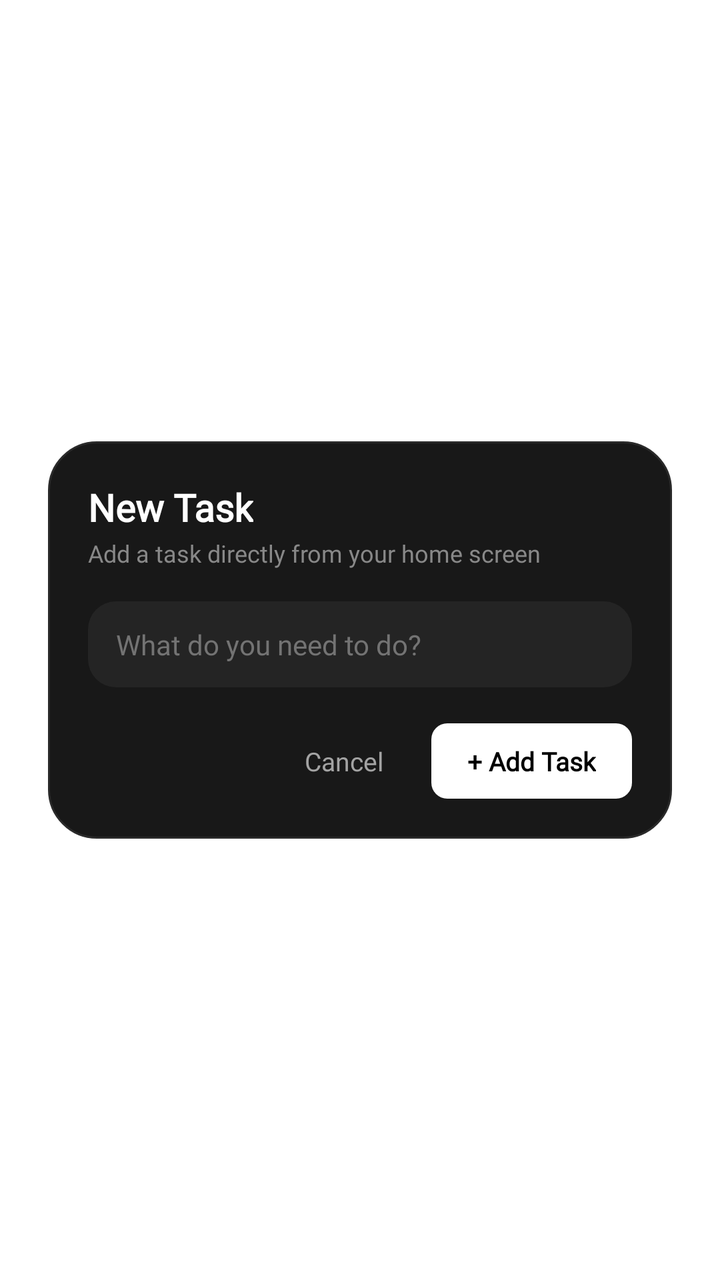
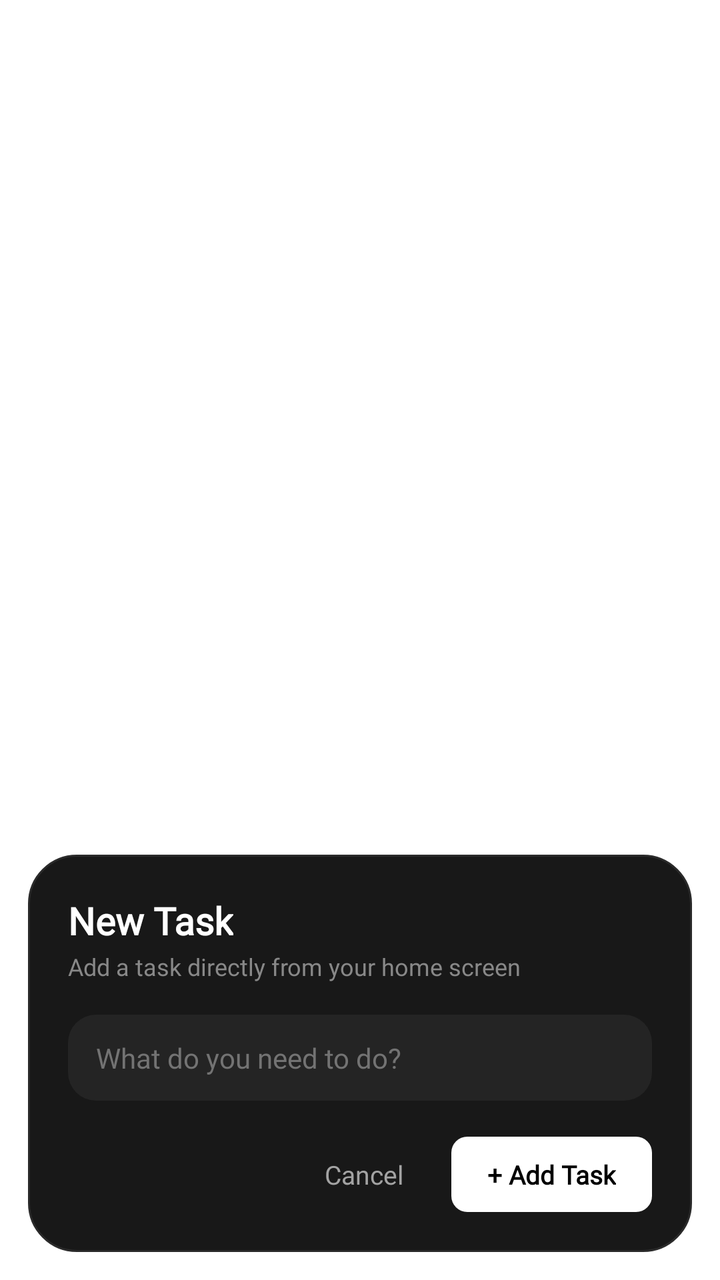

An Android layout rendered at two revisions. The XML below is the earlier revision; the diff shows what the commit changed to produce the second picture.
<!-- AndroidManifest.xml: activity theme Theme.QuickAddDialog -->
<!-- res/layout/activity_quick_add.xml -->
<?xml version="1.0" encoding="utf-8"?>
<FrameLayout xmlns:android="http://schemas.android.com/apk/res/android"
    android:layout_width="match_parent"
    android:layout_height="match_parent"
    android:padding="24dp">

    <LinearLayout
        android:layout_width="match_parent"
        android:layout_height="wrap_content"
        android:layout_gravity="center"
        android:background="@drawable/quick_add_card_bg"
        android:orientation="vertical"
        android:padding="20dp">

        <TextView
            android:layout_width="wrap_content"
            android:layout_height="wrap_content"
            android:fontFamily="@font/sniglet"
            android:text="New Task"
            android:textColor="#FFFFFF"
            android:textSize="19sp"
            android:textStyle="bold" />

        <TextView
            android:layout_width="wrap_content"
            android:layout_height="wrap_content"
            android:layout_marginTop="2dp"
            android:fontFamily="@font/sniglet"
            android:text="Add a task directly from your home screen"
            android:textColor="#888888"
            android:textSize="12sp" />

        <EditText
            android:id="@+id/quick_add_input"
            android:layout_width="match_parent"
            android:layout_height="wrap_content"
            android:layout_marginTop="16dp"
            android:background="@drawable/quick_add_input_bg"
            android:fontFamily="@font/sniglet"
            android:hint="What do you need to do?"
            android:textColorHint="#737373"
            android:imeOptions="actionDone"
            android:inputType="textCapSentences"
            android:maxLines="3"
            android:paddingStart="14dp"
            android:paddingTop="12dp"
            android:paddingEnd="14dp"
            android:paddingBottom="12dp"
            android:textColor="#FFFFFF"
            android:textSize="14sp" />

        <LinearLayout
            android:layout_width="match_parent"
            android:layout_height="wrap_content"
            android:layout_marginTop="18dp"
            android:gravity="end|center_vertical"
            android:orientation="horizontal">

            <TextView
                android:id="@+id/quick_add_btn_cancel"
                android:layout_width="wrap_content"
                android:layout_height="wrap_content"
                android:fontFamily="@font/sniglet"
                android:paddingStart="16dp"
                android:paddingTop="10dp"
                android:paddingEnd="16dp"
                android:paddingBottom="10dp"
                android:text="Cancel"
                android:textColor="#A3A3A3"
                android:textSize="13sp" />

            <TextView
                android:id="@+id/quick_add_btn_submit"
                android:layout_width="wrap_content"
                android:layout_height="wrap_content"
                android:layout_marginStart="8dp"
                android:background="@drawable/widget_button_bg"
                android:fontFamily="@font/sniglet"
                android:paddingStart="18dp"
                android:paddingTop="10dp"
                android:paddingEnd="18dp"
                android:paddingBottom="10dp"
                android:text="+ Add Task"
                android:textColor="#000000"
                android:textSize="13sp"
                android:textStyle="bold" />
        </LinearLayout>

    </LinearLayout>

</FrameLayout>
<!-- resources referenced by this layout -->
<resources>
  <!-- drawable quick_add_card_bg (drawable) -->
  <?xml version="1.0" encoding="utf-8"?>
  <shape xmlns:android="http://schemas.android.com/apk/res/android">
      <solid android:color="#181818" />
      <corners android:radius="24dp" />
      <stroke android:width="1dp" android:color="#2A2A2A" />
  </shape>
  <!-- drawable quick_add_input_bg (drawable) -->
  <?xml version="1.0" encoding="utf-8"?>
  <shape xmlns:android="http://schemas.android.com/apk/res/android">
      <solid android:color="#242424" />
      <corners android:radius="14dp" />
  </shape>
  <!-- drawable widget_button_bg (drawable) -->
  <?xml version="1.0" encoding="utf-8"?>
  <shape xmlns:android="http://schemas.android.com/apk/res/android">
      <solid android:color="#FFFFFF" />
      <corners android:radius="8dp" />
  </shape>
  <style name="Theme.QuickAddDialog" parent="@android:style/Theme.DeviceDefault.Dialog">
          <item name="android:windowBackground">@android:color/transparent</item>
          <item name="android:windowNoTitle">true</item>
          <item name="android:windowIsFloating">true</item>
          <item name="android:windowIsTranslucent">true</item>
          <item name="android:backgroundDimEnabled">true</item>
          <item name="android:backgroundDimAmount">0.55</item>
      </style>
</resources>

<!-- the commit's change to res/layout/activity_quick_add.xml (unified diff, before → after) -->
@@ -1,18 +1,26 @@
 <?xml version="1.0" encoding="utf-8"?>
 <FrameLayout xmlns:android="http://schemas.android.com/apk/res/android"
+    android:id="@+id/quick_add_root"
     android:layout_width="match_parent"
     android:layout_height="match_parent"
-    android:padding="24dp">
+    android:fitsSystemWindows="true">
 
     <LinearLayout
+        android:id="@+id/quick_add_card"
         android:layout_width="match_parent"
         android:layout_height="wrap_content"
-        android:layout_gravity="center"
+        android:layout_gravity="bottom"
+        android:layout_marginStart="14dp"
+        android:layout_marginEnd="14dp"
+        android:layout_marginBottom="14dp"
         android:background="@drawable/quick_add_card_bg"
+        android:clickable="true"
+        android:focusable="true"
         android:orientation="vertical"
         android:padding="20dp">
 
         <TextView
+            android:id="@+id/quick_add_title"
             android:layout_width="wrap_content"
             android:layout_height="wrap_content"
             android:fontFamily="@font/sniglet"
@@ -22,6 +30,7 @@
             android:textStyle="bold" />
 
         <TextView
+            android:id="@+id/quick_add_subtitle"
             android:layout_width="wrap_content"
             android:layout_height="wrap_content"
             android:layout_marginTop="2dp"
@@ -47,6 +56,7 @@
             android:paddingEnd="14dp"
             android:paddingBottom="12dp"
             android:textColor="#FFFFFF"
+            android:textCursorDrawable="@null"
             android:textSize="14sp" />
 
         <LinearLayout
<!-- resource entries referenced after the edit -->
@@ -19,10 +19,10 @@
       <solid android:color="#FFFFFF" />
       <corners android:radius="8dp" />
   </shape>
-  <style name="Theme.QuickAddDialog" parent="@android:style/Theme.DeviceDefault.Dialog">
+  <style name="Theme.QuickAddDialog" parent="@android:style/Theme.DeviceDefault.NoActionBar">
           <item name="android:windowBackground">@android:color/transparent</item>
           <item name="android:windowNoTitle">true</item>
-          <item name="android:windowIsFloating">true</item>
+          <item name="android:windowIsFloating">false</item>
           <item name="android:windowIsTranslucent">true</item>
           <item name="android:backgroundDimEnabled">true</item>
           <item name="android:backgroundDimAmount">0.55</item>
